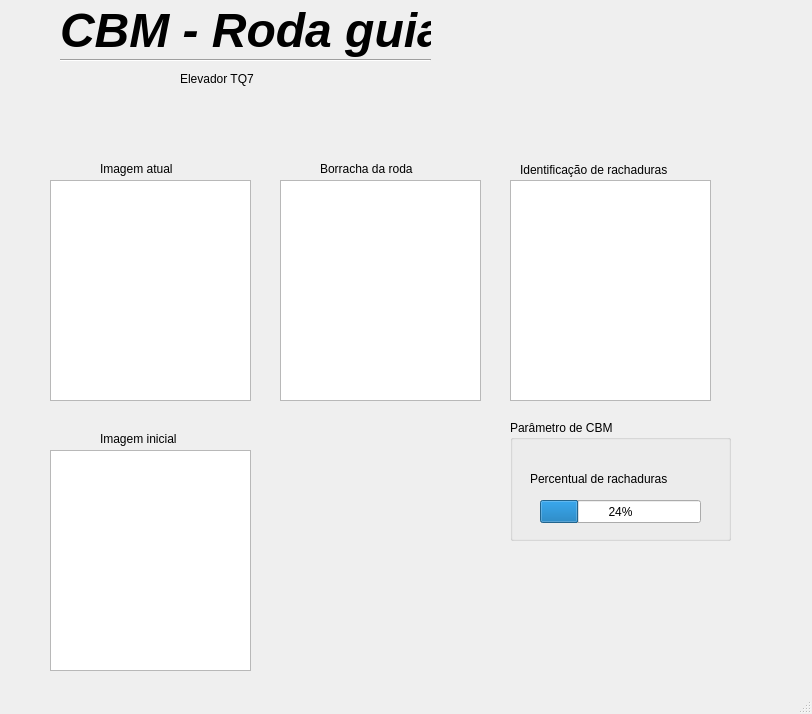
The window that CBM-RodaGuia/mainwindow.ui (vittorfp/CBM-Roda-do-elevador) describes before a commit, drawn with Qt 5.
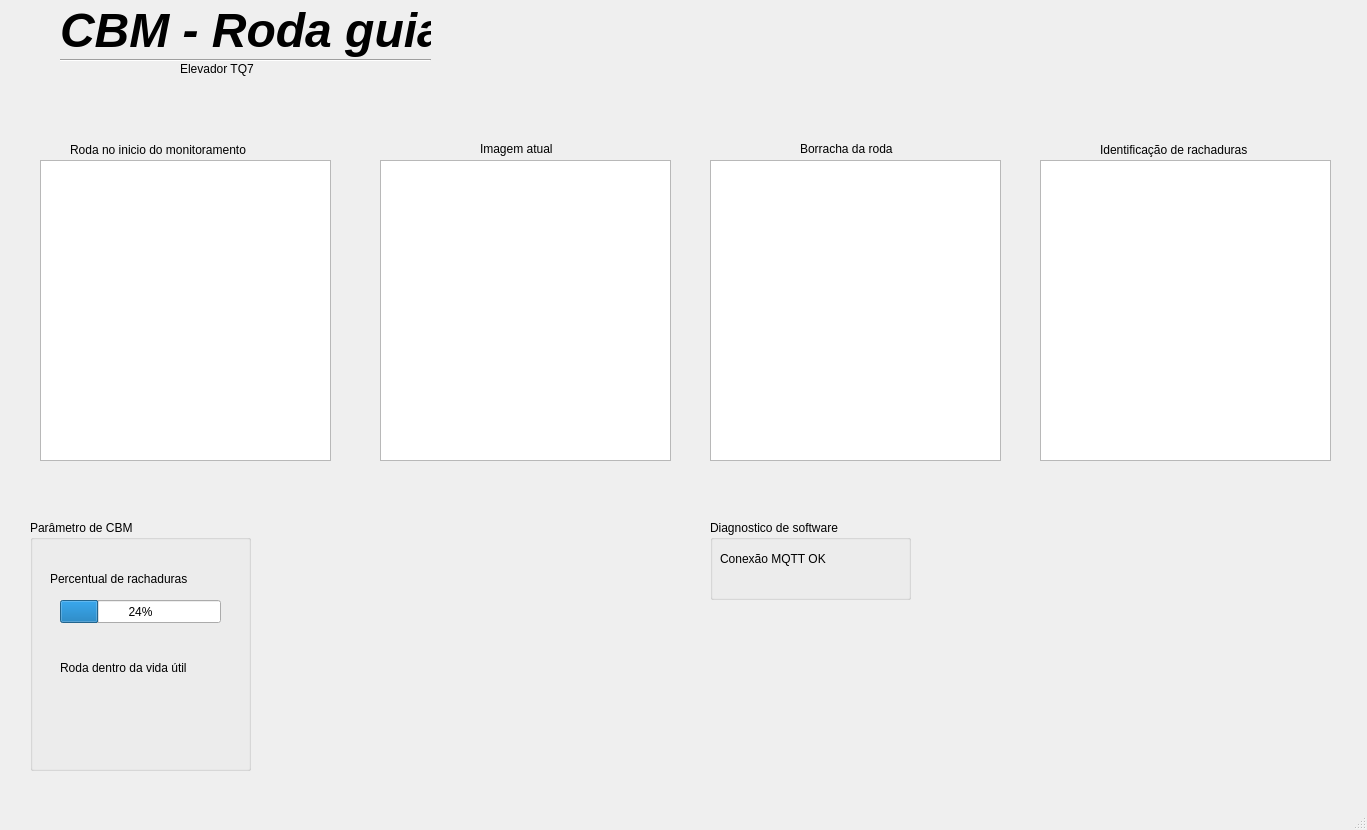
The same window after the commit.

Commit message: Arrumada a interface gráfica

Patch:
```diff
--- a/CBM-RodaGuia/mainwindow.ui
+++ b/CBM-RodaGuia/mainwindow.ui
@@ -6,10 +6,16 @@
    <rect>
     <x>0</x>
     <y>0</y>
-    <width>812</width>
-    <height>714</height>
+    <width>1367</width>
+    <height>830</height>
    </rect>
   </property>
+  <property name="sizePolicy">
+   <sizepolicy hsizetype="Preferred" vsizetype="Preferred">
+    <horstretch>0</horstretch>
+    <verstretch>0</verstretch>
+   </sizepolicy>
+  </property>
   <property name="windowTitle">
    <string>Monitoramento por visão</string>
   </property>
@@ -39,7 +45,7 @@
     <property name="geometry">
      <rect>
       <x>180</x>
-      <y>70</y>
+      <y>60</y>
       <width>101</width>
       <height>17</height>
      </rect>
@@ -61,54 +67,31 @@
      <enum>Qt::Horizontal</enum>
     </property>
    </widget>
-   <widget class="QGraphicsView" name="foto_atual">
-    <property name="geometry">
-     <rect>
-      <x>50</x>
-      <y>180</y>
-      <width>201</width>
-      <height>221</height>
-     </rect>
-    </property>
-   </widget>
    <widget class="QGraphicsView" name="crop_borr">
     <property name="geometry">
      <rect>
-      <x>280</x>
-      <y>180</y>
-      <width>201</width>
-      <height>221</height>
+      <x>710</x>
+      <y>160</y>
+      <width>291</width>
+      <height>301</height>
      </rect>
     </property>
    </widget>
    <widget class="QGraphicsView" name="rachaduras">
     <property name="geometry">
      <rect>
-      <x>510</x>
-      <y>180</y>
-      <width>201</width>
-      <height>221</height>
-     </rect>
-    </property>
-   </widget>
-   <widget class="QLabel" name="label_3">
-    <property name="geometry">
-     <rect>
-      <x>100</x>
+      <x>1040</x>
       <y>160</y>
-      <width>101</width>
-      <height>17</height>
+      <width>291</width>
+      <height>301</height>
      </rect>
     </property>
-    <property name="text">
-     <string>Imagem atual</string>
-    </property>
    </widget>
    <widget class="QLabel" name="label_4">
     <property name="geometry">
      <rect>
-      <x>320</x>
-      <y>160</y>
+      <x>800</x>
+      <y>140</y>
       <width>121</width>
       <height>17</height>
      </rect>
@@ -120,8 +103,8 @@
    <widget class="QLabel" name="label_5">
     <property name="geometry">
      <rect>
-      <x>520</x>
-      <y>160</y>
+      <x>1100</x>
+      <y>140</y>
       <width>191</width>
       <height>20</height>
      </rect>
@@ -133,10 +116,10 @@
    <widget class="QGroupBox" name="groupBox">
     <property name="geometry">
      <rect>
-      <x>510</x>
-      <y>420</y>
+      <x>30</x>
+      <y>520</y>
       <width>221</width>
-      <height>121</height>
+      <height>251</height>
      </rect>
     </property>
     <property name="title">
@@ -160,7 +143,7 @@
       <rect>
        <x>20</x>
        <y>50</y>
-       <width>171</width>
+       <width>181</width>
        <height>17</height>
       </rect>
      </property>
@@ -168,29 +151,91 @@
       <string>Percentual de rachaduras</string>
      </property>
     </widget>
+    <widget class="QLabel" name="label_9">
+     <property name="geometry">
+      <rect>
+       <x>30</x>
+       <y>140</y>
+       <width>171</width>
+       <height>16</height>
+      </rect>
+     </property>
+     <property name="text">
+      <string>Roda dentro da vida útil</string>
+     </property>
+    </widget>
    </widget>
    <widget class="QLabel" name="label_7">
     <property name="geometry">
      <rect>
-      <x>100</x>
-      <y>430</y>
-      <width>111</width>
-      <height>17</height>
+      <x>70</x>
+      <y>140</y>
+      <width>231</width>
+      <height>20</height>
      </rect>
     </property>
     <property name="text">
-     <string>Imagem inicial</string>
+     <string>Roda no inicio do monitoramento</string>
     </property>
    </widget>
    <widget class="QGraphicsView" name="foto_inicial">
     <property name="geometry">
      <rect>
-      <x>50</x>
-      <y>450</y>
+      <x>40</x>
+      <y>160</y>
+      <width>291</width>
+      <height>301</height>
+     </rect>
+    </property>
+   </widget>
+   <widget class="QLabel" name="label_8">
+    <property name="geometry">
+     <rect>
+      <x>480</x>
+      <y>140</y>
+      <width>101</width>
+      <height>17</height>
+     </rect>
+    </property>
+    <property name="text">
+     <string>Imagem atual</string>
+    </property>
+   </widget>
+   <widget class="QGraphicsView" name="foto_atual">
+    <property name="geometry">
+     <rect>
+      <x>380</x>
+      <y>160</y>
+      <width>291</width>
+      <height>301</height>
+     </rect>
+    </property>
+   </widget>
+   <widget class="QGroupBox" name="groupBox_2">
+    <property name="geometry">
+     <rect>
+      <x>710</x>
+      <y>520</y>
       <width>201</width>
-      <height>221</height>
+      <height>80</height>
      </rect>
     </property>
+    <property name="title">
+     <string>Diagnostico de software</string>
+    </property>
+    <widget class="QLabel" name="label_3">
+     <property name="geometry">
+      <rect>
+       <x>10</x>
+       <y>30</y>
+       <width>131</width>
+       <height>17</height>
+      </rect>
+     </property>
+     <property name="text">
+      <string>Conexão MQTT OK</string>
+     </property>
+    </widget>
    </widget>
   </widget>
   <widget class="QMenuBar" name="menubar">
```
Left out of the diff: 16 changed lines with no effect on the pictures. The commit also changes 3 other files.
